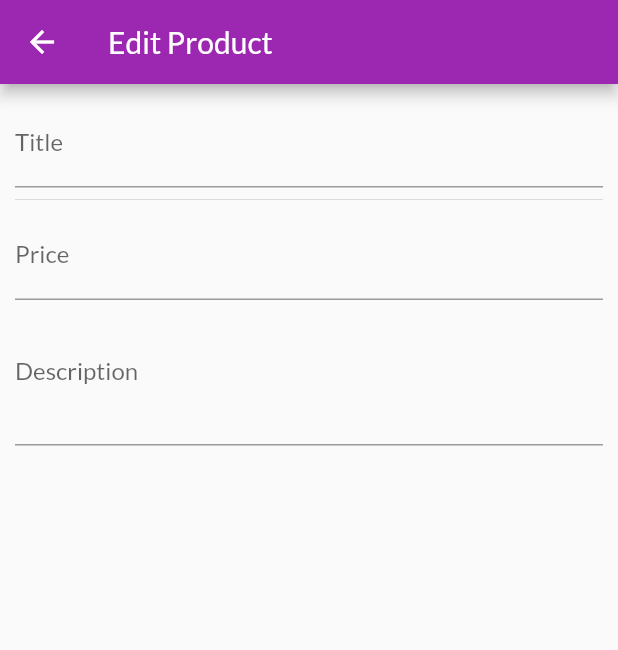
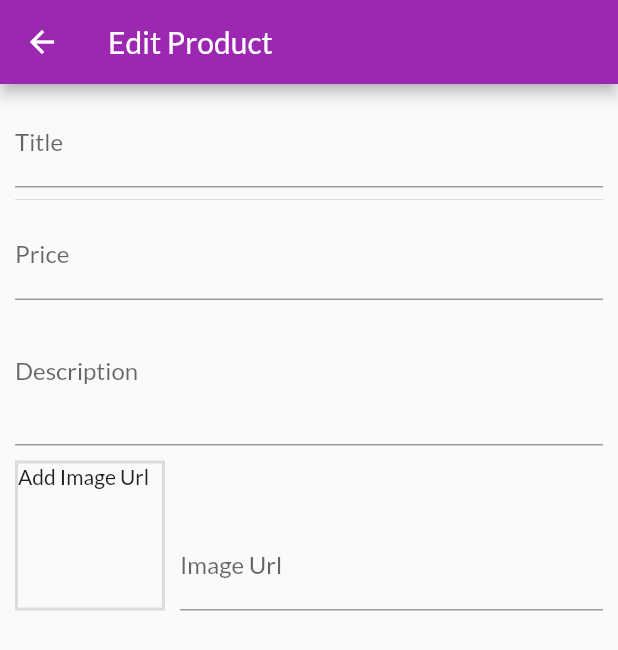
Before and after one commit to M-Madhavreddy/ecommerce_app, a Flutter app: the EditProductScreen screen opened by its route, on a phone screen of 412 x 824 dp. Shown: the top 650 px of the screen. Run offline on Flutter 3.47's test engine with Material 2 defaults, Android fonts, the phone set to English and light mode, and no system bars; network calls fail.

Commit message:
adding Image through forms

```diff
--- a/lib/Screens/edit_product_screen.dart
+++ b/lib/Screens/edit_product_screen.dart
@@ -11,6 +11,16 @@ class EditProductScreen extends StatefulWidget {
 class _EditProductScreenState extends State<EditProductScreen> {
   final _priceFocusNode = FocusNode();
   final _descriptionFocusNode = FocusNode();
+  final _imageController = TextEditingController();
+
+
+  void dispose(){
+    _priceFocusNode.dispose();
+    _imageController.dispose();
+    _descriptionFocusNode.dispose();
+    super.dispose();
+  }
+
   @override
   Widget build(BuildContext context) {
     return Scaffold(
@@ -45,6 +55,37 @@ class _EditProductScreenState extends State<EditProductScreen> {
                 maxLines: 3,
                 focusNode: _descriptionFocusNode,
               ),
+              Row(
+                crossAxisAlignment: CrossAxisAlignment.end,
+                children: [
+                  Container(
+                      margin: const EdgeInsets.only(top: 10, right: 10),
+                      width: 100,
+                      height: 100,
+                      decoration: BoxDecoration(
+                          border: Border.all(
+                        color: Colors.black12,
+                        width: 2,
+                      )),
+                      child: _imageController.text.isEmpty
+                          ? const Text('Add Image Url')
+                          : FittedBox(
+                              child: Image.network(_imageController.text),
+                        fit: BoxFit.fill,
+                            )),
+                  Expanded(
+                    child: TextFormField(
+                      decoration: const InputDecoration(labelText: 'Image Url'),
+                      keyboardType: TextInputType.url,
+                      textInputAction: TextInputAction.done,
+                      controller: _imageController,
+                      onEditingComplete: (){
+                        setState((){});
+                      },
+                    ),
+                  )
+                ],
+              )
             ],
           ),
         ),
```
